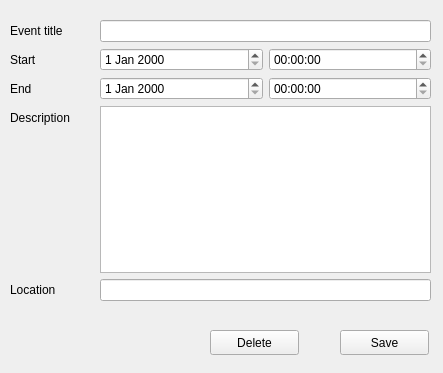
Above: kOrganizify/src/eventwindow.ui from jelisavetagavrilovic/kOrganizify before the change. Below: the same form after it.
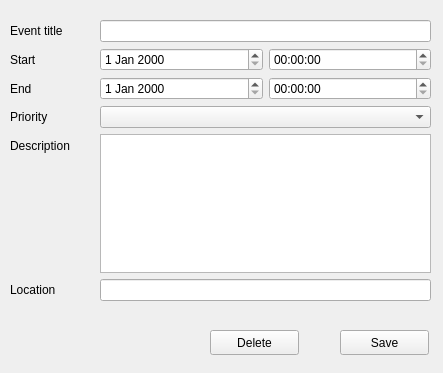
That is the form after the change.

Commit message: enhanced calendar event display for better visibility and priority coloring

What changed in the file:
```diff
--- a/kOrganizify/src/eventwindow.ui
+++ b/kOrganizify/src/eventwindow.ui
@@ -90,6 +90,16 @@
       </property>
      </widget>
     </item>
+    <item row="4" column="1">
+     <widget class="QComboBox" name="comboBox"/>
+    </item>
+    <item row="4" column="0">
+     <widget class="QLabel" name="label">
+      <property name="text">
+       <string>Priority</string>
+      </property>
+     </widget>
+    </item>
    </layout>
   </widget>
   <widget class="QPushButton" name="btnSave">
```
The commit also changes 7 other files.
